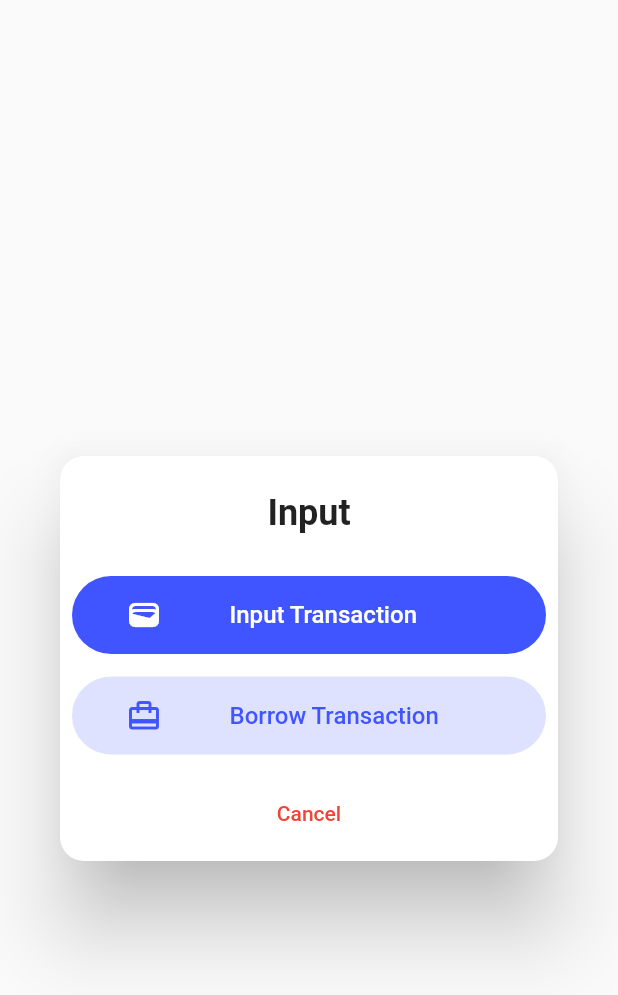
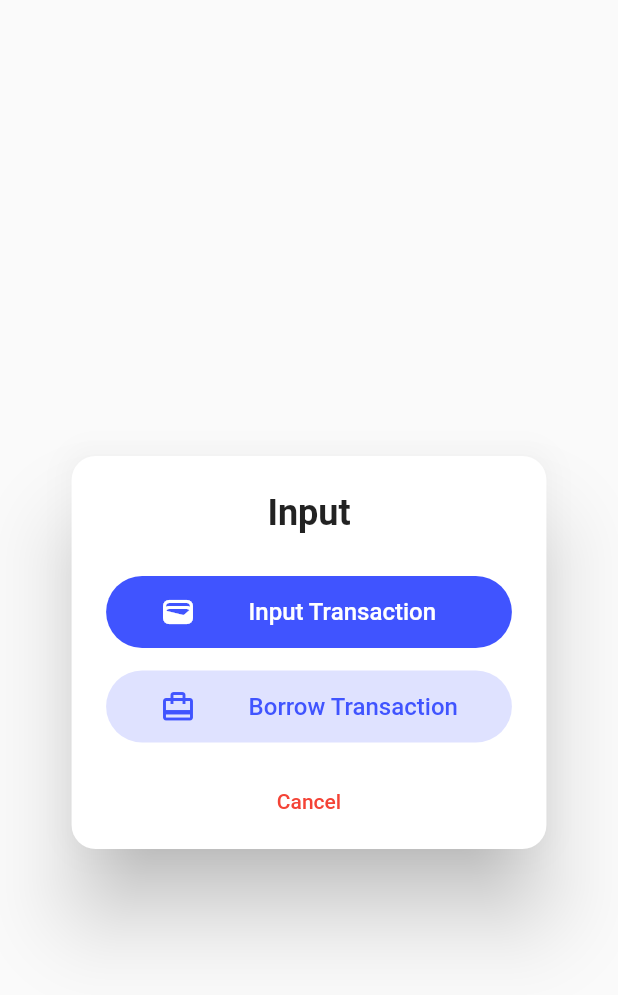
Before and after one commit to PPL-Waffar/iSaveit-flutter, a Flutter app: the Transaction screen opened directly with empty values, on a phone screen of 412 x 824 dp. Shown: the top 995 px of the screen. Run offline on Flutter 3.47's test engine with Material 2 defaults, Android fonts, the phone set to English and light mode, and no system bars; our stand-ins replace carousel_slider, pie_chart, shared_preferences; accounts and stored records are empty.

Commit message:
[REFACTOR] Fix transaction menu interface

```diff
--- a/lib/page/transactions/transaction.dart
+++ b/lib/page/transactions/transaction.dart
@@ -39,9 +39,7 @@ class TransactionPage extends State<Transaction> {
               Center(
                 child: Column(
                   children: [
-                    SizedBox(
-                        height: 52,
-                        width: 430,
+                    Padding(padding: const EdgeInsets.only(left:15, right:15),
                         child: ElevatedButton(
                           style: ElevatedButton.styleFrom(
                               elevation: 0,
@@ -67,7 +65,7 @@ class TransactionPage extends State<Transaction> {
                               color: Colors.white,
                             ),
                             SizedBox(
-                              width: 25,
+                              width: 15,
                             ),
                             Padding(
                                 padding: EdgeInsets.only(left: 20, right: 20),
@@ -83,9 +81,7 @@ class TransactionPage extends State<Transaction> {
                     SizedBox(
                       height: 15,
                     ),
-                    SizedBox(
-                      height: 52,
-                      width: 430,
+                    Padding(padding: const EdgeInsets.only(left:15, right:15),
                       child: ElevatedButton(
                         style: ElevatedButton.styleFrom(
                             elevation: 0,
@@ -111,7 +107,7 @@ class TransactionPage extends State<Transaction> {
                             color: Color(0xff4054FF),
                           ),
                           SizedBox(
-                            width: 25,
+                            width: 15,
                           ),
                           Padding(
                               padding: EdgeInsets.only(left: 20, right: 20),
```
